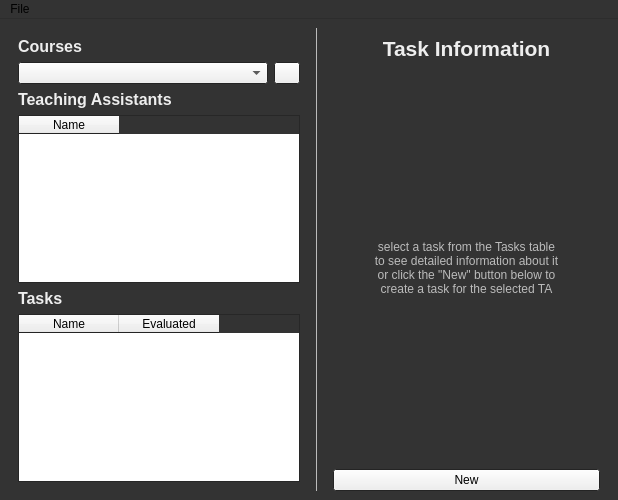
The window that TAEval-Client/instructorwindow.ui (wfairclough/TAE) describes before a commit, drawn with Qt 5.
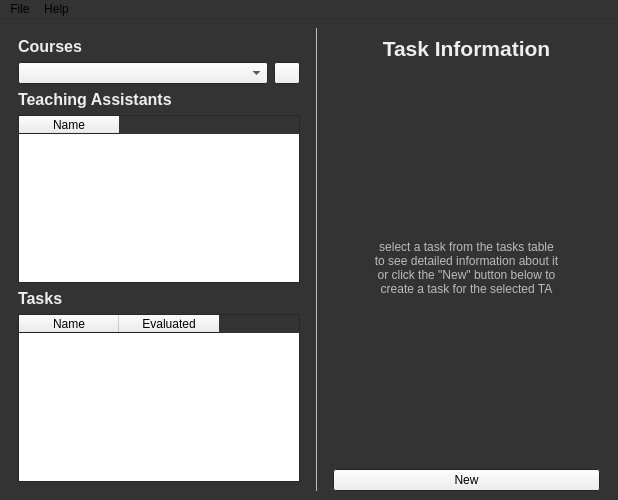
The same window after the commit. The open tabs and pages were chosen to show the change.

Commit message: Added more Whats this and fixed typo

Diff of the .ui file:
```diff
--- a/TAEval-Client/instructorwindow.ui
+++ b/TAEval-Client/instructorwindow.ui
@@ -888,7 +888,7 @@
            <string notr="true">color:#bbb</string>
           </property>
           <property name="text">
-           <string>&lt;html&gt;&lt;head/&gt;&lt;body&gt;&lt;p&gt;select a task from the Tasks table&lt;br/&gt;to see detailed information about it&lt;br/&gt;or click the &amp;quot;New&amp;quot; button below to &lt;br/&gt;create a task for the selected TA&lt;/p&gt;&lt;/body&gt;&lt;/html&gt;</string>
+           <string>&lt;html&gt;&lt;head/&gt;&lt;body&gt;&lt;p&gt;select a task from the tasks table&lt;br/&gt;to see detailed information about it&lt;br/&gt;or click the &amp;quot;New&amp;quot; button below to &lt;br/&gt;create a task for the selected TA&lt;/p&gt;&lt;/body&gt;&lt;/html&gt;</string>
           </property>
           <property name="alignment">
            <set>Qt::AlignCenter</set>
@@ -925,7 +925,13 @@
     <addaction name="separator"/>
     <addaction name="actionQuit"/>
    </widget>
+   <widget class="QMenu" name="menuHelp">
+    <property name="title">
+     <string>Help</string>
+    </property>
+   </widget>
    <addaction name="menuFile"/>
+   <addaction name="menuHelp"/>
   </widget>
   <action name="actionLogout">
    <property name="text">
```
Left out of the diff: 6 changed lines with no effect on the pictures. The commit also changes 2 other files.
